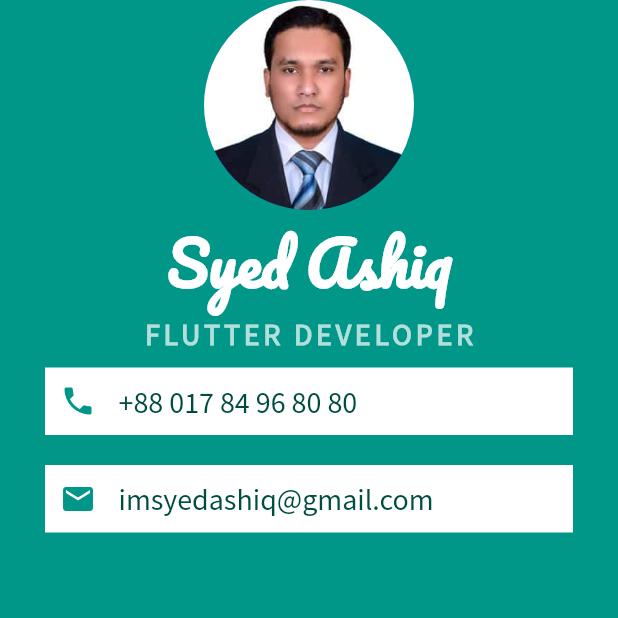
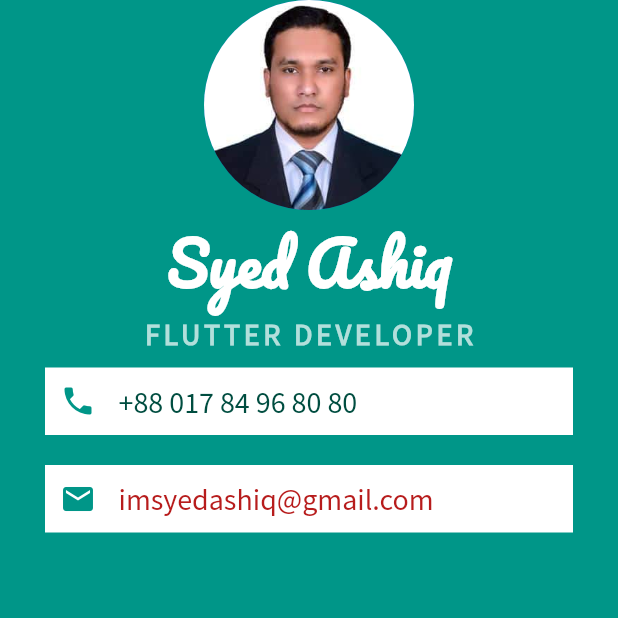
Before and after one commit to syedashiqbd/mi_card_flutter_office-pc, a Flutter app: the screen it shows after launch, on a phone screen of 412 x 824 dp, the top half of it. Run offline on Flutter 3.47's test engine with Material 2 defaults, Android fonts, the phone set to English and light mode, and no system bars.

Commit message:
email text color changed to red

```diff
--- a/lib/main.dart
+++ b/lib/main.dart
@@ -75,7 +75,7 @@ class MyApp extends StatelessWidget {
                    style: TextStyle(
                      fontFamily: 'Source Sans Pro',
                      fontSize: 20.0,
-                     color:Colors.teal.shade900,
+                     color:Colors.red.shade900,
                    ),)
                  ],
                ),
```
